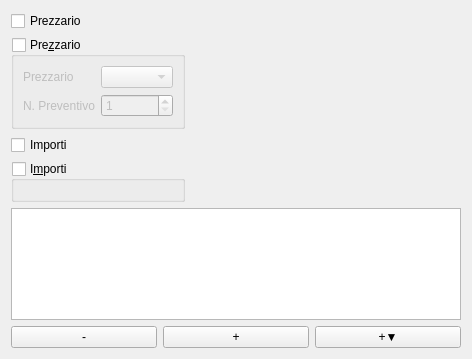
Before: the Qt Designer form qcostgui/billtreegui.ui in mickele77/qcost, drawn with Qt 5.
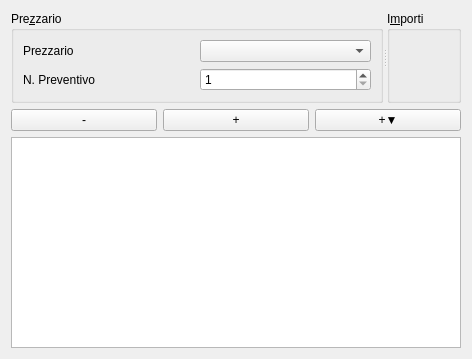
After: the same form once the commit is applied.

Diff of the .ui file:
```diff
--- a/qcostgui/billtreegui.ui
+++ b/qcostgui/billtreegui.ui
@@ -13,15 +13,90 @@
   <property name="windowTitle">
    <string>Vista computo</string>
   </property>
-  <layout class="QGridLayout" name="generalLayout">
-   <item row="4" column="0" colspan="2">
-    <widget class="QTreeView" name="treeView">
-     <property name="selectionMode">
-      <enum>QAbstractItemView::ExtendedSelection</enum>
+  <layout class="QGridLayout" name="gridLayout">
+   <item row="0" column="0">
+    <widget class="QSplitter" name="splitter">
+     <property name="orientation">
+      <enum>Qt::Horizontal</enum>
      </property>
+     <widget class="QGroupBox" name="priceListGroupBox">
+      <property name="title">
+       <string>Pre&amp;zzario</string>
+      </property>
+      <property name="checkable">
+       <bool>false</bool>
+      </property>
+      <property name="checked">
+       <bool>false</bool>
+      </property>
+      <layout class="QGridLayout" name="gridLayout_3">
+       <item row="1" column="0">
+        <widget class="QLabel" name="currentPriceDataSetSpinBoxLabel">
+         <property name="enabled">
+          <bool>true</bool>
+         </property>
+         <property name="text">
+          <string>N. Preventivo</string>
+         </property>
+        </widget>
+       </item>
+       <item row="0" column="0">
+        <widget class="QLabel" name="priceListComboBoxLabel">
+         <property name="enabled">
+          <bool>true</bool>
+         </property>
+         <property name="text">
+          <string>Prezzario</string>
+         </property>
+        </widget>
+       </item>
+       <item row="0" column="1">
+        <widget class="QComboBox" name="priceListComboBox">
+         <property name="enabled">
+          <bool>true</bool>
+         </property>
+        </widget>
+       </item>
+       <item row="1" column="1">
+        <widget class="QSpinBox" name="currentPriceDataSetSpinBox">
+         <property name="enabled">
+          <bool>true</bool>
+         </property>
+         <property name="minimum">
+          <number>1</number>
+         </property>
+        </widget>
+       </item>
+       <item row="2" column="0" colspan="2">
+        <spacer name="verticalSpacer">
+         <property name="orientation">
+          <enum>Qt::Vertical</enum>
+         </property>
+         <property name="sizeHint" stdset="0">
+          <size>
+           <width>20</width>
+           <height>0</height>
+          </size>
+         </property>
+        </spacer>
+       </item>
+      </layout>
+     </widget>
+     <widget class="QGroupBox" name="amountsGroupBox">
+      <property name="title">
+       <string>I&amp;mporti</string>
+      </property>
+      <property name="checkable">
+       <bool>false</bool>
+      </property>
+      <property name="checked">
+       <bool>false</bool>
+      </property>
+      <layout class="QGridLayout" name="amountsLayout"/>
+     </widget>
     </widget>
    </item>
-   <item row="5" column="0" colspan="2">
+   <item row="1" column="0">
     <layout class="QHBoxLayout" name="horizontalLayout">
      <item>
       <widget class="QPushButton" name="delPushButton">
@@ -46,99 +121,16 @@
      </item>
     </layout>
    </item>
-   <item row="0" column="0">
-    <widget class="QCheckBox" name="priceListCheckBox">
-     <property name="text">
-      <string>Prezzario</string>
-     </property>
-    </widget>
-   </item>
    <item row="2" column="0">
-    <widget class="QCheckBox" name="amountsCheckBox">
-     <property name="text">
-      <string>Importi</string>
-     </property>
-    </widget>
-   </item>
-   <item row="1" column="0">
-    <widget class="QGroupBox" name="priceListGroupBox">
-     <property name="title">
-      <string>Pre&amp;zzario</string>
-     </property>
-     <property name="checkable">
+    <widget class="QTreeView" name="treeView">
+     <property name="alternatingRowColors">
       <bool>true</bool>
      </property>
-     <property name="checked">
-      <bool>false</bool>
+     <property name="selectionMode">
+      <enum>QAbstractItemView::ExtendedSelection</enum>
      </property>
-     <layout class="QGridLayout" name="gridLayout_3">
-      <item row="1" column="0">
-       <widget class="QLabel" name="currentPriceDataSetSpinBoxLabel">
-        <property name="enabled">
-         <bool>true</bool>
-        </property>
-        <property name="text">
-         <string>N. Preventivo</string>
-        </property>
-       </widget>
-      </item>
-      <item row="0" column="0">
-       <widget class="QLabel" name="priceListComboBoxLabel">
-        <property name="enabled">
-         <bool>true</bool>
-        </property>
-        <property name="text">
-         <string>Prezzario</string>
-        </property>
-       </widget>
-      </item>
-      <item row="0" column="1">
-       <widget class="QComboBox" name="priceListComboBox">
-        <property name="enabled">
-         <bool>true</bool>
-        </property>
-       </widget>
-      </item>
-      <item row="1" column="1">
-       <widget class="QSpinBox" name="currentPriceDataSetSpinBox">
-        <property name="enabled">
-         <bool>true</bool>
-        </property>
-        <property name="minimum">
-         <number>1</number>
-        </property>
-       </widget>
-      </item>
-     </layout>
     </widget>
    </item>
-   <item row="3" column="0">
-    <widget class="QGroupBox" name="amountsGroupBox">
-     <property name="title">
-      <string>I&amp;mporti</string>
-     </property>
-     <property name="checkable">
-      <bool>true</bool>
-     </property>
-     <property name="checked">
-      <bool>false</bool>
-     </property>
-     <layout class="QGridLayout" name="amountsLayout"/>
-    </widget>
-   </item>
-   <item row="0" column="1" rowspan="4">
-    <spacer name="horizontalSpacer">
-     <property name="orientation">
-      <enum>Qt::Horizontal</enum>
-     </property>
-     <property name="sizeHint" stdset="0">
-      <size>
-       <width>40</width>
-       <height>20</height>
-      </size>
-     </property>
-    </spacer>
-   </item>
   </layout>
  </widget>
  <resources/>
```
Left out of the diff: 131 changed lines with no effect on the pictures.
